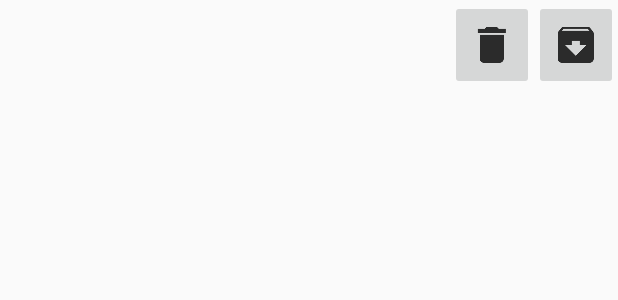
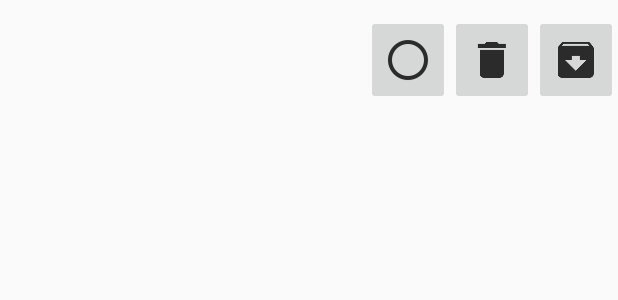
Before and after one commit to Emlay9/ToDoListApp, an Android app: the layout custom_row_items.xml on its own in the app's theme, with its tools: preview values and no code run, on a phone screen of 412 x 824 dp. Shown: the top 300 px of the screen. Run offline under Robolectric (Android 15) with nearby library versions, the phone set to English and light mode, and no system bars.

Commit message:
changes to list items
trying to change adapter to add date and added ore icons for updating and completed

```diff
--- a/app/src/main/java/com/example/ethomas13/todolistapp/ListItemsActivity.java
+++ b/app/src/main/java/com/example/ethomas13/todolistapp/ListItemsActivity.java
@@ -1,5 +1,6 @@
 package com.example.ethomas13.todolistapp;
 
+import android.app.Activity;
 import android.content.Context;
 import android.content.Intent;
 import android.database.Cursor;
@@ -121,8 +122,10 @@ public class ListItemsActivity extends AppCompatActivity
     private class MyListItemListAdapter extends ArrayAdapter<String>
     {
         private int layout;
+        private String[] itemDescription;
+        private String[] date;
         private List<String> mObjects;
-        public MyListItemListAdapter(@NonNull Context context, @LayoutRes int resource, @NonNull List<String> objects)
+        public MyListItemListAdapter(Activity context, @LayoutRes int resource, @NonNull List<String> objects)
         {
             super(context, resource, objects);
             mObjects = objects;
@@ -141,7 +144,7 @@ public class ListItemsActivity extends AppCompatActivity
                 viewHolder.deleteButton = (ImageButton)convertView.findViewById(R.id.delete_button);
                 viewHolder.archiveButton = (ImageButton)convertView.findViewById(R.id.archive_button);
                 viewHolder.listItemDescription = (TextView)convertView.findViewById(R.id.tv_itemName);
-
+                viewHolder.listItemDate = (TextView)convertView.findViewById(R.id.tv_itemDate);
                 convertView.setTag(viewHolder);
                 viewHolder.deleteButton.setOnClickListener(new View.OnClickListener()
                 {
@@ -175,6 +178,7 @@ public class ListItemsActivity extends AppCompatActivity
         ImageButton deleteButton;
         ImageButton archiveButton;
         TextView listItemDescription;
+        TextView listItemDate;
     }
 
 
--- a/app/src/main/res/layout/custom_row_items.xml
+++ b/app/src/main/res/layout/custom_row_items.xml
@@ -4,16 +4,28 @@
     android:id="@+id/custom_row_items">
 
     <TextView
-        android:id="@+id/tv_itemName"
+    android:id="@+id/tv_itemName"
+    android:layout_width="240dp"
+    android:layout_height="30dp"
+    android:layout_marginTop="10dp"
+    android:layout_marginBottom="10dp"
+    android:gravity="center_vertical"
+    android:textColor="@color/colorPrimaryDark"
+    android:textSize="18sp" />
+
+    <TextView
+        android:id="@+id/tv_itemDate"
         android:layout_width="240dp"
-        android:layout_height="60dp"
+        android:layout_height="25dp"
         android:layout_marginBottom="10dp"
         android:gravity="center_vertical"
         android:textColor="@color/colorPrimaryDark"
-        android:textSize="18sp" />
+        android:textSize="18sp"
+        android:layout_below="@+id/tv_itemName"/>
 
     <ImageButton
         android:id="@+id/archive_button"
+        android:layout_marginTop="10dp"
         android:layout_width="wrap_content"
         android:layout_height="60dp"
         android:contentDescription="@string/list_options"
@@ -23,12 +35,22 @@
 
     <ImageButton
         android:id="@+id/delete_button"
+        android:layout_marginTop="10dp"
         android:layout_width="wrap_content"
         android:layout_height="60dp"
         android:contentDescription="@string/list_options"
-
         android:src="@drawable/ic_action_delete"
         android:layout_toStartOf="@+id/archive_button"
         android:layout_toLeftOf="@+id/archive_button"/>
 
+    <ImageButton
+        android:layout_marginTop="10dp"
+        android:id="@+id/complete_button"
+        android:layout_width="wrap_content"
+        android:layout_height="60dp"
+        android:src="@drawable/ic_action_not_done"
+        android:layout_toStartOf="@+id/delete_button"
+        android:layout_toLeftOf="@+id/delete_button"
+        />
+
 </RelativeLayout>
```
Also changed, not shown: app/src/main/res/drawable-hdpi/ic_action_edit.png (added), app/src/main/res/drawable-hdpi/ic_action_not_done.png (added), app/src/main/res/drawable-mdpi/ic_action_edit.png (added), app/src/main/res/drawable-mdpi/ic_action_not_done.png (added), app/src/main/res/drawable-xhdpi/ic_action_edit.png (added), app/src/main/res/drawable-xhdpi/ic_action_not_done.png (added), app/src/main/res/drawable-xxhdpi/ic_action_edit.png (added), app/src/main/res/drawable-xxhdpi/ic_action_not_done.png (added).
